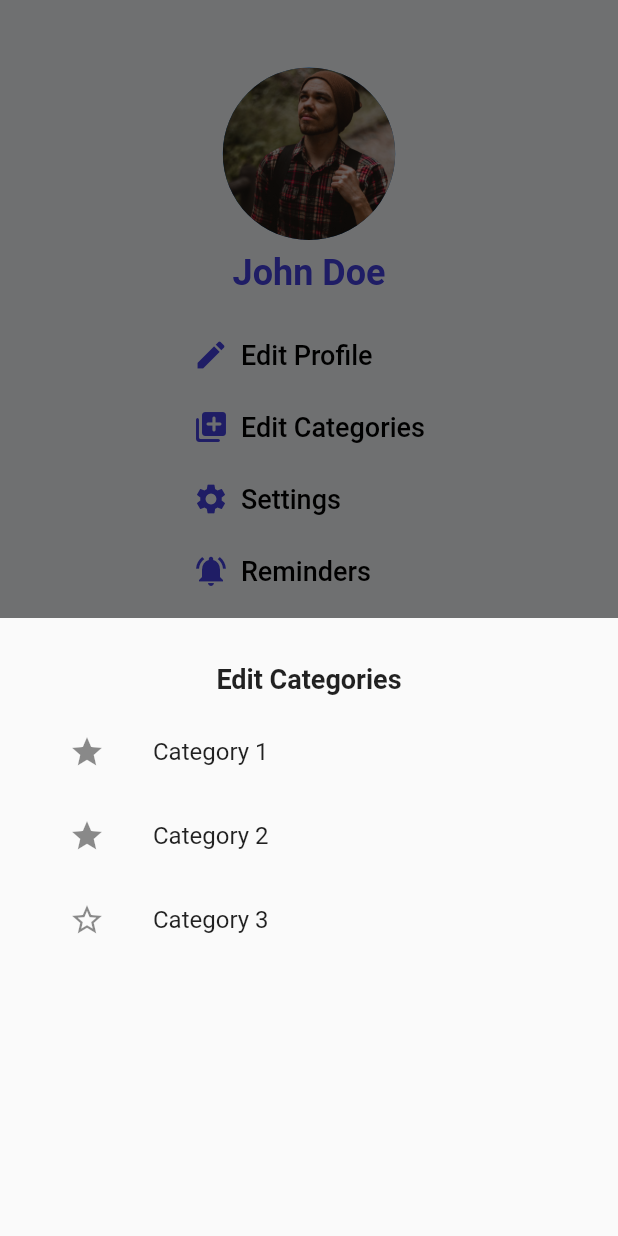
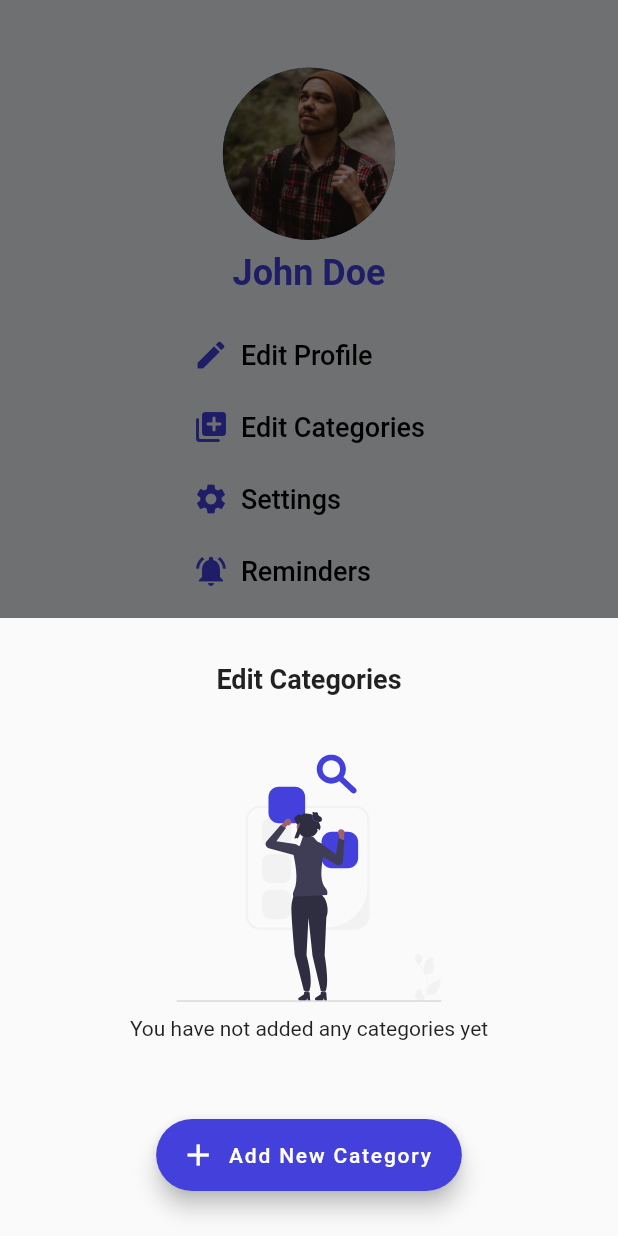
Before and after one commit to jtrznadel/budgetBuddy, a Flutter app: the ProfileScreen screen opened directly, after a tap on "Edit Categories", on a phone screen of 412 x 824 dp. Run offline on Flutter 3.47's test engine with Material 2 defaults, Android fonts, the phone set to English and light mode, and no system bars; drawn by our look-alikes of flutter_slidable; our stand-ins replace animated_text_kit, curved_navigation_bar, dio, fl_chart, flutter_secure_storage, flutter_svg and 5 more; missing offline and left inert: animated_button_bar; accounts and stored records are empty; network calls fail.

Commit message:
categoryAdd provided

```diff
--- a/lib/features/authentication/controllers/login_controller.dart
+++ b/lib/features/authentication/controllers/login_controller.dart
@@ -1,4 +1,6 @@
 import 'package:budget_buddy/features/authentication/screens/login_screen/login_screen.dart';
+import 'package:budget_buddy/features/core/controllers/categories_controller.dart';
+import 'package:budget_buddy/features/core/controllers/expenses_controller.dart';
 import 'package:budget_buddy/repositories/authentication_repository/authentication_repository.dart';
 import 'package:flutter/material.dart';
 import 'package:flutter_secure_storage/flutter_secure_storage.dart';
@@ -29,6 +31,8 @@ class LogInController extends GetxController {
 
   void logout() async {
     await storage.delete(key: 'token');
+    Get.find<CategoriesController>().dispose();
+    Get.find<ExpensesController>().dispose();
     Get.offAll(() => const LoginScreen());
   }
 }
--- a/lib/features/core/controllers/categories_controller.dart
+++ b/lib/features/core/controllers/categories_controller.dart
@@ -1,24 +1,55 @@
 import 'package:budget_buddy/features/core/models/category_model.dart';
 import 'package:budget_buddy/repositories/core_repository/categories_repository.dart';
+import 'package:flutter_secure_storage/flutter_secure_storage.dart';
 import 'package:get/get.dart';
 
 class CategoriesController extends GetxController {
   @override
   void onInit() {
     getCategories();
+    getUserCategories();
+
     super.onInit();
   }
 
   @override
   void onReady() {
     getCategories();
+    getUserCategories();
     super.onReady();
   }
 
   var categories = RxList<CategoryModel>();
+  var userCategories = RxList<CategoryModel>();
+  final storage = const FlutterSecureStorage();
+
+  getUserId() async {
+    var userId = await storage.read(key: 'token');
+    return userId;
+  }
 
   getCategories() async {
     var response = await CategoriesRepository().getCategories();
     categories.value = response;
   }
+
+  getUserCategories() async {
+    var userId = await getUserId();
+    var response = await CategoriesRepository().getUserCategories(userId);
+    userCategories.value = response;
+  }
+
+  addCategory(CategoryModel category) async {
+    var userId = await getUserId();
+    category.userId = int.parse(userId);
+    category.color = "string";
+    try {
+      var addedCategory = await CategoriesRepository().addCategory(category);
+      // Dodaj nową kategorię do listy użytkownika
+      userCategories.add(addedCategory);
+    } catch (error) {
+      // Obsłuż błąd
+      printError(info: 'Error adding category: $error');
+    }
+  }
 }
--- a/lib/features/core/controllers/expenses_controller.dart
+++ b/lib/features/core/controllers/expenses_controller.dart
@@ -15,8 +15,8 @@ class ExpensesController extends GetxController {
   @override
   void onReady() {
     getExpenses();
+    getSelectedExpenses();
     super.onReady();
-    getSelectedExpenses();
   }
 
   var expenses = RxList<ExpenseModel>();
--- a/lib/features/core/screens/profile/profile_screen.dart
+++ b/lib/features/core/screens/profile/profile_screen.dart
@@ -1,9 +1,9 @@
 import 'package:budget_buddy/constants/color_palette.dart';
 import 'package:budget_buddy/constants/sizes.dart';
 import 'package:budget_buddy/features/authentication/controllers/login_controller.dart';
-import 'package:budget_buddy/features/core/models/category_model.dart';
+import 'package:budget_buddy/features/core/controllers/categories_controller.dart';
+import 'package:budget_buddy/features/core/screens/profile/widgets/edit_categories_widget.dart';
 import 'package:flutter/material.dart';
-import 'package:flutter_slidable/flutter_slidable.dart';
 import 'package:get/get.dart';
 
 class ProfileScreen extends StatelessWidget {
@@ -13,16 +13,12 @@ class ProfileScreen extends StatelessWidget {
   Widget build(BuildContext context) {
     final size = MediaQuery.of(context).size;
     var loginController = Get.put(LogInController());
-    final List<CategoryModel> userCategories = [
-      CategoryModel(name: 'Category 1', icon: '0xe5f9'),
-      CategoryModel(name: 'Category 2', icon: '0xe5f9'),
-      CategoryModel(name: 'Category 3', icon: '0xe5fa'),
-    ];
+    var categoriesController = Get.put(CategoriesController());
     return Scaffold(
       backgroundColor: kSecondaryColor,
       body: Padding(
-        padding: const EdgeInsets.all(kDefaultPadding)
-            .copyWith(top: kDefaultPadding * 1.5),
+        padding:
+            const EdgeInsets.all(kDefaultPadding).copyWith(top: kDefaultPadding * 1.5),
         child: Column(
           mainAxisAlignment: MainAxisAlignment.spaceBetween,
           children: [
@@ -35,8 +31,7 @@ class ProfileScreen extends StatelessWidget {
                     fit: StackFit.expand,
                     children: [
                       CircleAvatar(
-                        backgroundImage:
-                            AssetImage('assets/images/avatarImage.jpg'),
+                        backgroundImage: AssetImage('assets/images/avatarImage.jpg'),
                       ),
                     ],
                   ),
@@ -71,7 +66,7 @@ class ProfileScreen extends StatelessWidget {
                         showModalBottomSheet(
                           context: context,
                           builder: (context) => EditCategoriesModal(
-                            userCategories: userCategories,
+                            userCategories: categoriesController.userCategories,
                           ),
                         );
                       },
@@ -154,8 +149,7 @@ class ProfileScreen extends StatelessWidget {
                   ),
                   label: Text(
                     'Log Out',
-                    style: TextStyle(
-                        fontSize: 18, color: Colors.black.withOpacity(0.5)),
+                    style: TextStyle(fontSize: 18, color: Colors.black.withOpacity(0.5)),
                   ),
                 ),
               ],
@@ -166,77 +160,3 @@ class ProfileScreen extends StatelessWidget {
     );
   }
 }
-
-class EditCategoriesModal extends StatelessWidget {
-  final List<CategoryModel> userCategories;
-
-  const EditCategoriesModal({required this.userCategories, Key? key})
-      : super(key: key);
-
-  int doNothing() {
-    return 1;
-  }
-
-  @override
-  Widget build(BuildContext context) {
-    return Container(
-      height: MediaQuery.of(context).size.height * 0.5,
-      padding: const EdgeInsets.all(kDefaultPadding),
-      child: Column(
-        children: [
-          const Text(
-            'Edit Categories',
-            style: TextStyle(
-              fontSize: 18,
-              fontWeight: FontWeight.bold,
-            ),
-          ),
-          const SizedBox(height: 10),
-          Expanded(
-            child: ListView.builder(
-              itemCount: userCategories.length,
-              itemBuilder: (context, index) {
-                final category = userCategories[index];
-                return Slidable(
-                  key: Key(category.name!),
-                  startActionPane:
-                      ActionPane(motion: const ScrollMotion(), children: [
-                    SlidableAction(
-                      onPressed: (context) {},
-                      backgroundColor: Color(0xFFFE4A49),
-                      foregroundColor: Colors.white,
-                      icon: Icons.delete,
-                      label: 'Delete',
-                    ),
-                  ]),
-                  endActionPane: ActionPane(
-                    motion: ScrollMotion(),
-                    children: [
-                      SlidableAction(
-                          // An action can be bigger than the others.
-                          flex: 2,
-                          onPressed: (context) {},
-                          backgroundColor: Colors.blue,
-                          foregroundColor: Colors.white,
-                          icon: Icons.archive,
-                          label: 'Archive',
-                          padding: const EdgeInsets.all(0),
-                          borderRadius: BorderRadius.only(
-                              topRight: Radius.circular(25),
-                              bottomRight: Radius.circular(25))),
-                    ],
-                  ),
-                  child: ListTile(
-                    title: Text(category.name!),
-                    leading: Icon(IconData(int.parse(category.icon!),
-                        fontFamily: 'MaterialIcons')),
-                  ),
-                );
-              },
-            ),
-          ),
-        ],
-      ),
-    );
-  }
-}
--- /dev/null
+++ b/lib/features/core/screens/profile/widgets/edit_categories_widget.dart
@@ -0,0 +1,111 @@
+import 'package:budget_buddy/constants/color_palette.dart';
+import 'package:budget_buddy/constants/sizes.dart';
+import 'package:budget_buddy/features/core/models/category_model.dart';
+import 'package:budget_buddy/features/core/screens/profile/widgets/add_category_modal.dart';
+import 'package:flutter/material.dart';
+import 'package:flutter_slidable/flutter_slidable.dart';
+import 'package:flutter_svg/svg.dart';
+
+class EditCategoriesModal extends StatelessWidget {
+  final List<CategoryModel> userCategories;
+
+  const EditCategoriesModal({required this.userCategories, Key? key}) : super(key: key);
+  @override
+  Widget build(BuildContext context) {
+    var size = MediaQuery.of(context).size.height;
+    return Container(
+      height: size * 0.5,
+      padding: const EdgeInsets.all(kDefaultPadding),
+      child: Column(
+        children: [
+          const Text(
+            'Edit Categories',
+            style: TextStyle(
+              fontSize: 18,
+              fontWeight: FontWeight.bold,
+            ),
+          ),
+          const SizedBox(height: 10),
+          userCategories.isEmpty
+              ? Expanded(
+                  child: Padding(
+                  padding: const EdgeInsets.all(kDefaultPadding),
+                  child: Column(
+                    children: [
+                      SizedBox(
+                          height: size * 0.2,
+                          child: SvgPicture.asset('assets/images/notFoundImage.svg')),
+                      const SizedBox(
+                        height: 10,
+                      ),
+                      const Text('You have not added any categories yet')
+                    ],
+                  ),
+                ))
+              : Expanded(
+                  child: ListView.builder(
+                    itemCount: userCategories.length,
+                    itemBuilder: (context, index) {
+                      final category = userCategories[index];
+                      return Slidable(
+                        key: Key(category.name!),
+                        startActionPane:
+                            ActionPane(motion: const ScrollMotion(), children: [
+                          SlidableAction(
+                              onPressed: (context) {},
+                              backgroundColor: const Color(0xFFFE4A49),
+                              foregroundColor: Colors.white,
+                              padding: const EdgeInsets.all(0),
+                              icon: Icons.delete,
+                              label: 'Delete',
+                              borderRadius: const BorderRadius.only(
+                                  topRight: Radius.circular(25),
+                                  bottomRight: Radius.circular(25))),
+                        ]),
+                        endActionPane: ActionPane(
+                          motion: const ScrollMotion(),
+                          children: [
+                            SlidableAction(
+                                // An action can be bigger than the others.
+                                flex: 2,
+                                onPressed: (context) {},
+                                backgroundColor: Colors.blue,
+                                foregroundColor: Colors.white,
+                                icon: Icons.edit,
+                                label: 'Edit',
+                                padding: const EdgeInsets.all(0),
+                                borderRadius: const BorderRadius.only(
+                                    topLeft: Radius.circular(25),
+                                    bottomLeft: Radius.circular(25))),
+                          ],
+                        ),
+                        child: ListTile(
+                          title: Text(category.name!),
+                          leading: Icon(IconData(int.parse(category.icon!),
+                              fontFamily: 'MaterialIcons')),
+                        ),
+                      );
+                    },
+                  ),
+                ),
+          Align(
+            alignment: Alignment.bottomCenter,
+            child: FloatingActionButton.extended(
+              backgroundColor: kPrimaryColor,
+              onPressed: () {
+                showModalBottomSheet(
+                  context: context,
+                  builder: (BuildContext context) {
+                    return const AddCategoryModal();
+                  },
+                );
+              },
+              label: const Text('Add New Category'),
+              icon: const Icon(Icons.add),
+            ),
+          ),
+        ],
+      ),
+    );
+  }
+}
--- a/lib/repositories/core_repository/categories_repository.dart
+++ b/lib/repositories/core_repository/categories_repository.dart
@@ -21,4 +21,44 @@ class CategoriesRepository {
       throw e.response!.data;
     }
   }
+
+  Future<List<CategoryModel>> getUserCategories(String userId) async {
+    try {
+      var response = await _dio.get('$apiAdress/Categories/GetUserCategories',
+          queryParameters: {"id": userId});
+      if (response.statusCode == 200) {
+        var jsonData = response.data as List<dynamic>;
+        if (jsonData.isNotEmpty) {
+          var categories = categoryModelFromJson(json.encode(jsonData));
+          return categories;
+        }
+        return [];
+      }
+      throw response.data.statusCode;
+    } on DioException catch (e) {
+      throw e.response!.data;
+    }
+  }
+
+  Future<CategoryModel> addCategory(CategoryModel category) async {
+    try {
+      var response = await _dio.post(
+        '$apiAdress/Categories',
+        data: {
+          'name': category.name,
+          'icon': category.icon,
+          'color': category.color,
+          'userId': category.userId
+        },
+      );
+      if (response.statusCode == 201) {
+        var jsonData = response.data;
+        var addedCategory = CategoryModel.fromJson(jsonData);
+        return addedCategory;
+      }
+      throw response.data.statusCode;
+    } on DioException catch (e) {
+      throw e.response!.data;
+    }
+  }
 }
```
Also changed, not shown: lib/features/core/screens/dashboard/dashboard_screen.dart (+11 -18 lines), lib/features/core/screens/profile/widgets/add_category_modal.dart (added, +99 -0 lines).
